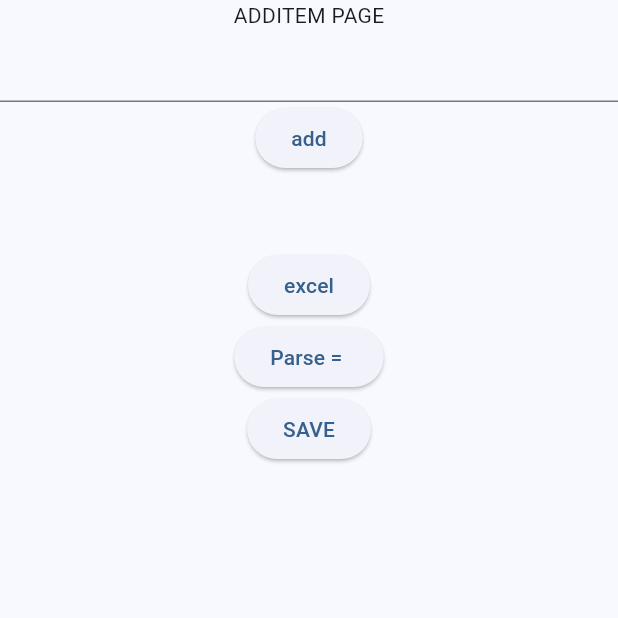
After one commit to Nanaika/qde_realme, a Flutter app: the AddItemPage screen opened by its route, after a tap on "SAVE", on a phone screen of 412 x 824 dp, the top half of it. The commit adds this screen. Run offline on Flutter 3.47's test engine with Material 3 defaults, Android fonts, the phone set to English and light mode, and no system bars; drawn by our look-alikes of showcaseview; our stand-ins replace camera, cloud_firestore, connectivity_plus, dartz, dio, easy_localization and 14 more; missing offline and left inert: excel, google_mlkit_text_recognition; accounts and stored records are empty; generated files the repository leaves out were written again.

Commit message:
added add item and add items via excel

```diff
--- a/lib/core/router/app_router.dart
+++ b/lib/core/router/app_router.dart
@@ -5,6 +5,7 @@ import 'package:qde_realme/features/home/presentation/pages/add_sale_page.dart';
 import 'package:qde_realme/features/home/presentation/pages/confirm_account_page.dart';
 import 'package:qde_realme/features/home/presentation/pages/home_page_slave.dart';
 
+import '../../features/home/presentation/pages/add_item_page.dart';
 import '../../features/home/presentation/pages/home_page_admin.dart';
 
 class AppRouter {
@@ -43,6 +44,11 @@ class AppRouter {
         name: 'add_sale',
         builder: (context, state) => const AddSalePage(),
       ),
+      GoRoute(
+        path: '/add_item',
+        name: 'add_item',
+        builder: (context, state) => const AddItemPage(),
+      ),
 
     ],
   );
--- /dev/null
+++ b/lib/core/services/excel_service.dart
@@ -0,0 +1,104 @@
+import 'dart:io';
+
+import 'package:excel/excel.dart';
+import 'package:flutter/foundation.dart';
+
+import '../../features/home/add_item/item_model.dart';
+
+class ExcelService {
+  List<ItemModel> innerItems = [];
+
+  void clear() {
+    innerItems.clear();
+  }
+
+  Future<void> parse(String filePath) async {
+    try {
+      final parsedList = await compute(_parseExcelToItems, filePath);
+      innerItems = parsedList;
+    } catch (e) {
+      print("Ошибка в сервисе: $e");
+      rethrow;
+    }
+  }
+
+  static List<ItemModel> _parseExcelToItems(String filePath) {
+    final List<ItemModel> items = [];
+
+    final file = File(filePath);
+    final bytes = file.readAsBytesSync();
+    final excel = Excel.decodeBytes(bytes);
+
+    final String firstSheetName = excel.tables.keys.first;
+    final Sheet? sheet = excel.tables[firstSheetName];
+    if (sheet == null) return items;
+
+    final int totalRows = sheet.maxRows;
+
+    for (int i = 4; i < totalRows; i++) {
+      final cellB = sheet.cell(CellIndex.indexByColumnRow(columnIndex: 1, rowIndex: i));
+      final value = cellB.value?.toString().trim() ?? '';
+
+      if (value.isEmpty) continue;
+
+      items.add(ItemModel(id: '', imei: value));
+    }
+for(int i = 0; i < items.length; i++) {
+print('${items[i].imei}');
+}
+    return items;
+  }
+}
+
+// import 'dart:io';
+//
+// import 'package:excel/excel.dart';
+// import 'package:flutter/foundation.dart';
+//
+// import '../../features/home/add_item/item_model.dart';
+//
+// class ExcelService {
+//   List<ItemModel> innerItems = [];
+//
+//   void clear() {
+//     innerItems.clear();
+//   }
+//
+//   void parse(String filePath) async {
+//     await compute(_parseExcelToItems, filePath);
+//   }
+//
+//   List<ItemModel> _parseExcelToItems(String filePath) {
+//     final List<ItemModel> items = [];
+//
+//     try {
+//       final file = File(filePath);
+//       final bytes = file.readAsBytesSync();
+//       final excel = Excel.decodeBytes(bytes);
+//
+//       final String firstSheetName = excel.tables.keys.first;
+//       final Sheet? sheet = excel.tables[firstSheetName];
+//       if (sheet == null) return items;
+//
+//       // Запоминаем максимальное количество строк
+//       final int totalRows = sheet.maxRows;
+//
+//       // Начинаем с 4-й строки (индекс 4), чтобы пропустить шапку прайса
+//       for (int i = 4; i < totalRows; i++) {
+//         // columnIndex: 1 — это ВСЕГДА колонка Б на листе, без сдвигов
+//         final cellB = sheet.cell(CellIndex.indexByColumnRow(columnIndex: 1, rowIndex: i));
+//
+//         final value = cellB.value?.toString().trim() ?? '';
+//
+//         // Если в колонке Б пусто (строка производителя или пустая ячейка) — пропускаем
+//         if (value.isEmpty) continue;
+//
+//         items.add(ItemModel(id: '', imei: value));
+//       }
+//     } catch (e) {
+//       print("Ошибка парсинга: $e");
+//     }
+//     innerItems = items;
+//     return items;
+//   }
+// }
--- /dev/null
+++ b/lib/features/home/add_item/add_item_bloc.dart
@@ -0,0 +1,28 @@
+import 'package:flutter_bloc/flutter_bloc.dart';
+
+import '../../../core/error/failures.dart';
+import 'add_item_event.dart';
+import 'add_item_repository.dart';
+import 'add_item_state.dart';
+
+class AddItemBloc extends Bloc<AddItemEvent, AddItemState> {
+  final AddItemRepository repository;
+
+  AddItemBloc({required this.repository}) : super(AddItemInitial()) {
+    on<AddEvent>(_onConfirmAccount);
+  }
+
+  Future<void> _onConfirmAccount(AddEvent event, Emitter<AddItemState> emit) async {
+    emit(AddItemLoading());
+
+    try {
+      await repository.add(event.item);
+
+      emit(AddItemSuccess());
+    } on Failure catch (failure) {
+      emit(AddItemError(failure));
+    } catch (e) {
+      emit(AddItemError(ServerFailure(e.toString())));
+    }
+  }
+}
--- /dev/null
+++ b/lib/features/home/add_item/add_item_event.dart
@@ -0,0 +1,9 @@
+import 'package:qde_realme/features/home/add_item/item_model.dart';
+
+abstract class AddItemEvent {}
+
+class AddEvent extends AddItemEvent {
+  final ItemModel item;
+
+  AddEvent(this.item);
+}
--- /dev/null
+++ b/lib/features/home/add_item/add_item_repository.dart
@@ -0,0 +1,5 @@
+import 'package:qde_realme/features/home/add_item/item_model.dart';
+
+abstract class AddItemRepository {
+  Future add(ItemModel item);
+}
--- /dev/null
+++ b/lib/features/home/add_item/add_item_repository_impl.dart
@@ -0,0 +1,17 @@
+import 'package:qde_realme/core/network/network_info.dart';
+import 'package:qde_realme/features/home/add_item/item_model.dart';
+
+import 'add_item_remote_datasource.dart';
+import 'add_item_repository.dart';
+
+class AddItemRepositoryImpl implements AddItemRepository {
+  final AddItemRemoteDataSource remoteDataSource;
+  final NetworkInfo networkInfo;
+
+  AddItemRepositoryImpl({required this.remoteDataSource, required this.networkInfo});
+
+  @override
+  Future<dynamic> add(ItemModel item) async {
+    await remoteDataSource.add(item);
+  }
+}
--- /dev/null
+++ b/lib/features/home/add_item/add_item_state.dart
@@ -0,0 +1,15 @@
+import '../../../core/error/failures.dart';
+
+abstract class AddItemState {}
+
+class AddItemInitial extends AddItemState {}
+
+class AddItemLoading extends AddItemState {}
+
+class AddItemSuccess extends AddItemState {}
+
+class AddItemError extends AddItemState {
+  final Failure failure;
+
+  AddItemError(this.failure);
+}
--- /dev/null
+++ b/lib/features/home/add_item/item_model.dart
@@ -0,0 +1,34 @@
+class ItemModel {
+  final String id;
+  final String imei;
+
+  ItemModel({
+    required this.id,
+    required this.imei,
+  });
+
+  ItemModel copyWith({
+    String? id,
+    String? imei,
+  }) {
+    return ItemModel(
+      id: id ?? this.id,
+      imei: imei ?? this.imei,
+    );
+  }
+
+  factory ItemModel.fromJson(Map<String, dynamic> json) {
+    return ItemModel(
+      id: json['id'] as String? ?? '',
+      imei: json['imei'] as String? ?? '',
+    );
+  }
+
+  Map<String, dynamic> toJson() {
+    return {
+      'id': id,
+      'imei': imei,
+    };
+  }
+
+}
--- /dev/null
+++ b/lib/features/home/add_items/add_items_bloc.dart
@@ -0,0 +1,58 @@
+import 'package:flutter_bloc/flutter_bloc.dart';
+import 'package:qde_realme/core/services/excel_service.dart';
+
+import '../../../core/error/failures.dart';
+import 'add_items_event.dart';
+import 'add_items_repository.dart';
+import 'add_items_state.dart';
+
+class AddItemsBloc extends Bloc<AddItemsEvent, AddItemsState> {
+  final AddItemsRepository repository;
+  final ExcelService excelService;
+
+  AddItemsBloc({required this.repository, required this.excelService}) : super(AddItemsInitial()) {
+    on<AddMEvent>(_onConfirmAccount);
+    on<ParseEvent>(_onParseExcel);
+    on<SaveExcelEvent>(_onSaveExcel);
+  }
+
+  Future<void> _onSaveExcel(SaveExcelEvent event, Emitter<AddItemsState> emit) async {
+    emit(AddItemsLoading());
+    try {
+      await repository.add(excelService.innerItems);
+
+      emit(AddItemsSuccess());
+    } on Failure catch (failure) {
+      emit(AddItemsError(failure));
+    } catch (e) {
+      emit(AddItemsError(ServerFailure(e.toString())));
+    }
+  }
+
+  Future<void> _onParseExcel(ParseEvent event, Emitter<AddItemsState> emit) async {
+    emit(AddItemsLoading());
+    try {
+      await excelService.parse(event.path);
+
+      emit(AddItemsSuccess());
+    } on Failure catch (failure) {
+      emit(AddItemsError(failure));
+    } catch (e) {
+      emit(AddItemsError(ServerFailure(e.toString())));
+    }
+  }
+
+  Future<void> _onConfirmAccount(AddMEvent event, Emitter<AddItemsState> emit) async {
+    emit(AddItemsLoading());
+
+    try {
+      await repository.add(event.items);
+
+      emit(AddItemsSuccess());
+    } on Failure catch (failure) {
+      emit(AddItemsError(failure));
+    } catch (e) {
+      emit(AddItemsError(ServerFailure(e.toString())));
+    }
+  }
+}
--- /dev/null
+++ b/lib/features/home/add_items/add_items_event.dart
@@ -0,0 +1,17 @@
+import 'package:qde_realme/features/home/add_item/item_model.dart';
+
+abstract class AddItemsEvent {}
+
+class AddMEvent extends AddItemsEvent {
+  final List<ItemModel> items;
+
+  AddMEvent(this.items);
+}
+
+class ParseEvent extends AddItemsEvent {
+  final String path;
+
+  ParseEvent(this.path);
+}
+
+class SaveExcelEvent extends AddItemsEvent {}
--- /dev/null
+++ b/lib/features/home/add_items/add_items_remote_datasource.dart
@@ -0,0 +1,49 @@
+import 'package:cloud_firestore/cloud_firestore.dart';
+import 'package:qde_realme/core/utils/app_constants.dart';
+import 'package:qde_realme/features/home/add_item/item_model.dart';
+
+abstract class AddItemsRemoteDataSource {
+  Future add(List<ItemModel> item);
+}
+
+class AddItemsRemoteDataSourceImpl implements AddItemsRemoteDataSource {
+  final db = FirebaseFirestore.instance;
+
+  @override
+  Future<void> add(List<ItemModel> item) async {
+    final collectionRef = FirebaseFirestore.instance.collection(AppConstants.items); // Твоя коллекция
+    const int batchSize = 499;
+
+    try {
+      for (int i = 0; i < item.length; i += batchSize) {
+        // Отрезаем кусок в 499 элементов (или меньше, если это остаток списка)
+        final end = (i + batchSize < item.length) ? i + batchSize : item.length;
+        final chunk = item.sublist(i, end);
+
+        // Создаем новый батч для текущей пачки
+        final batch = FirebaseFirestore.instance.batch();
+
+        for (final element in chunk) {
+          // Создаем новый документ с авто-генерацией ID
+          final docRef = collectionRef.doc();
+
+          // Превращаем модель в мапу. Если у тебя метод называется по-другому (например, toMap), поменяй.
+          final data = element.toJson();
+
+          // Записываем ID документа внутрь данных, если это необходимо
+          data['id'] = docRef.id;
+
+          batch.set(docRef, data);
+        }
+
+        // Пуляем пачку в базу и ждем завершения, прежде чем брать следующую
+        await batch.commit();
+        print('Загружен батч: с $i по ${end - 1}');
+      }
+      print('Все данные успешно загружены батчами!');
+    } catch (e) {
+      print('Ошибка при загрузке батча в Firestore: $e');
+      rethrow; // Прокидываем ошибку дальше в Блок, если надо её там поймать
+    }
+  }
+}
--- /dev/null
+++ b/lib/features/home/add_items/add_items_repository.dart
@@ -0,0 +1,5 @@
+import 'package:qde_realme/features/home/add_item/item_model.dart';
+
+abstract class AddItemsRepository {
+  Future add(List<ItemModel> items);
+}
--- /dev/null
+++ b/lib/features/home/add_items/add_items_repository_impl.dart
@@ -0,0 +1,18 @@
+import 'package:qde_realme/core/network/network_info.dart';
+import 'package:qde_realme/features/home/add_item/item_model.dart';
+
+import 'add_items_remote_datasource.dart';
+import 'add_items_repository.dart';
+
+
+class AddItemsRepositoryImpl implements AddItemsRepository {
+  final AddItemsRemoteDataSource remoteDataSource;
+  final NetworkInfo networkInfo;
+
+  AddItemsRepositoryImpl({required this.remoteDataSource, required this.networkInfo});
+
+  @override
+  Future<dynamic> add(List<ItemModel> items) async {
+    await remoteDataSource.add(items);
+  }
+}
--- /dev/null
+++ b/lib/features/home/add_items/add_items_state.dart
@@ -0,0 +1,15 @@
+import '../../../core/error/failures.dart';
+
+abstract class AddItemsState {}
+
+class AddItemsInitial extends AddItemsState {}
+
+class AddItemsLoading extends AddItemsState {}
+
+class AddItemsSuccess extends AddItemsState {}
+
+class AddItemsError extends AddItemsState {
+  final Failure failure;
+
+  AddItemsError(this.failure);
+}
--- /dev/null
+++ b/lib/features/home/presentation/pages/add_item_page.dart
@@ -0,0 +1,108 @@
+import 'package:file_picker/file_picker.dart';
+import 'package:flutter/material.dart';
+import 'package:flutter_bloc/flutter_bloc.dart';
+import 'package:qde_realme/features/home/add_item/add_item_bloc.dart';
+import 'package:qde_realme/features/home/add_item/add_item_event.dart';
+import 'package:qde_realme/features/home/add_item/add_item_state.dart';
+import 'package:qde_realme/features/home/add_item/item_model.dart';
+import 'package:qde_realme/features/home/add_items/add_items_bloc.dart';
+import 'package:qde_realme/features/home/add_items/add_items_event.dart';
+
+import '../../add_items/add_items_state.dart';
+
+class AddItemPage extends StatefulWidget {
+  const AddItemPage({super.key});
+
+  @override
+  State<AddItemPage> createState() => _AddItemPageState();
+}
+
+class _AddItemPageState extends State<AddItemPage> {
+  late final TextEditingController controller;
+  String excelFilePath = '';
+
+  @override
+  void initState() {
+    super.initState();
+    controller = TextEditingController();
+  }
+
+  @override
+  Widget build(BuildContext context) {
+    return Scaffold(
+      body: BlocConsumer<AddItemsBloc, AddItemsState>(
+        builder: (BuildContext context, state) {
+          if (state is AddItemsLoading) {
+            return const Center(child: CircularProgressIndicator());
+          } else if (state is AddItemsSuccess || state is AddItemsInitial) {
+            return BlocConsumer<AddItemBloc, AddItemState>(
+              builder: (BuildContext context, state) {
+                if (state is AddItemLoading) {
+                  return const Center(child: CircularProgressIndicator());
+                } else if (state is AddItemSuccess || state is AddItemInitial) {
+                  return SafeArea(
+                    child: Column(
+                      children: [
+                        Text('ADDITEM PAGE'),
+                        TextField(controller: controller),
+                        ElevatedButton(
+                          onPressed: () {
+                            final item = ItemModel(id: '', imei: controller.text);
+                            context.read<AddItemBloc>().add(AddEvent(item));
+                          },
+                          child: Text('add'),
+                        ),
+
+                        SizedBox(height: 50),
+                        ElevatedButton(
+                          onPressed: () async {
+                            excelFilePath = await pickExcelFile() ?? '';
+                            setState(() {});
+                          },
+                          child: Text('excel'),
+                        ),
+                        ElevatedButton(
+                          onPressed: () async {
+                            context.read<AddItemsBloc>().add(ParseEvent(excelFilePath));
+                          },
+                          child: Text('Parse = ${excelFilePath}'),
+                        ),
+                        ElevatedButton(onPressed: () {
+                          context.read<AddItemsBloc>().add(SaveExcelEvent());
+                        }, child: Text('SAVE')),
+                      ],
+                    ),
+                  );
+                } else {
+                  return SizedBox.shrink();
+                }
+              },
+              listener: (BuildContext context, state) {
+                if (state is AddItemError) {
+                  ScaffoldMessenger.of(context).showSnackBar(SnackBar(content: Text(state.failure.message)));
+                }
+              },
+            );
+          } else {
+            return SizedBox.shrink();
+          }
+        },
+        listener: (BuildContext context, state) {
+          if (state is AddItemsError) {
+            ScaffoldMessenger.of(context).showSnackBar(SnackBar(content: Text(state.failure.message)));
+          }
+        },
+      ),
+    );
+  }
+}
+
+Future<String?> pickExcelFile() async {
+  final FilePickerResult? result = await FilePicker.pickFiles(type: FileType.custom, allowedExtensions: ['xlsx']);
+
+  if (result != null && result.files.single.path != null) {
+    return result.files.single.path!;
+  }
+
+  return null;
+}
--- a/lib/features/home/presentation/pages/home_page_admin.dart
+++ b/lib/features/home/presentation/pages/home_page_admin.dart
@@ -31,11 +31,9 @@ class HomePageAdmin extends StatelessWidget {
               textAlign: TextAlign.center,
             ),
             SizedBox(height: ThemeDimensions.spacingS),
-            Text(
-              LocaleKeys.home_description.tr(),
-              style: ThemeTextStyles.bodyLarge(context),
-              textAlign: TextAlign.center,
-            ),
+            ElevatedButton(onPressed: () {
+              context.push('/add_item');
+            }, child: Text('add item screen')),
             SizedBox(height: ThemeDimensions.spacingXL),
             // Модуль аутентификации
             _ModuleCard(
--- a/lib/main.dart
+++ b/lib/main.dart
@@ -13,6 +13,8 @@ import 'package:qde_realme/features/home/slave_data/slave_data_bloc.dart';
 import 'package:qde_realme/generated/locale_keys.g.dart';
 import 'package:showcaseview/showcaseview.dart';
 
+import 'features/home/add_item/add_item_bloc.dart';
+import 'features/home/add_items/add_items_bloc.dart';
 import 'features/home/confirm_account/confirm_account_bloc.dart';
 
 void main() async {
@@ -52,6 +54,8 @@ void main() async {
           BlocProvider<ConfirmAccountBloc>(create: (_) => getIt<ConfirmAccountBloc>()),
           BlocProvider<AddSaleBloc>(create: (_) => getIt<AddSaleBloc>()),
           BlocProvider<SlaveDataBloc>(create: (_) => getIt<SlaveDataBloc>()),
+          BlocProvider<AddItemBloc>(create: (_) => getIt<AddItemBloc>()),
+          BlocProvider<AddItemsBloc>(create: (_) => getIt<AddItemsBloc>()),
         ],
         child: const MyApp(),
       ),
```
Also changed, not shown: lib/core/di/injection_container.dart (+24 -0 lines), lib/features/home/add_item/add_item_remote_datasource.dart (added, +20 -0 lines), pubspec.yaml (+6 -2 lines), pubspec.lock, 1 other file.
